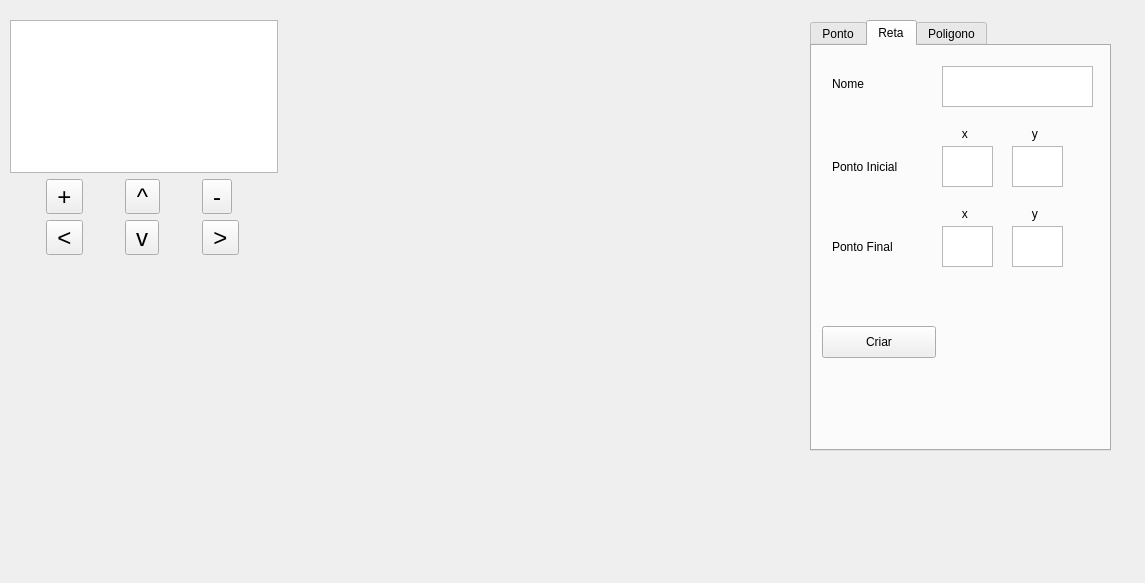
First picture: the form in mainWindow.ui, repository joaozeni/Trab1_CG_ClaudioJoao, before the edit.
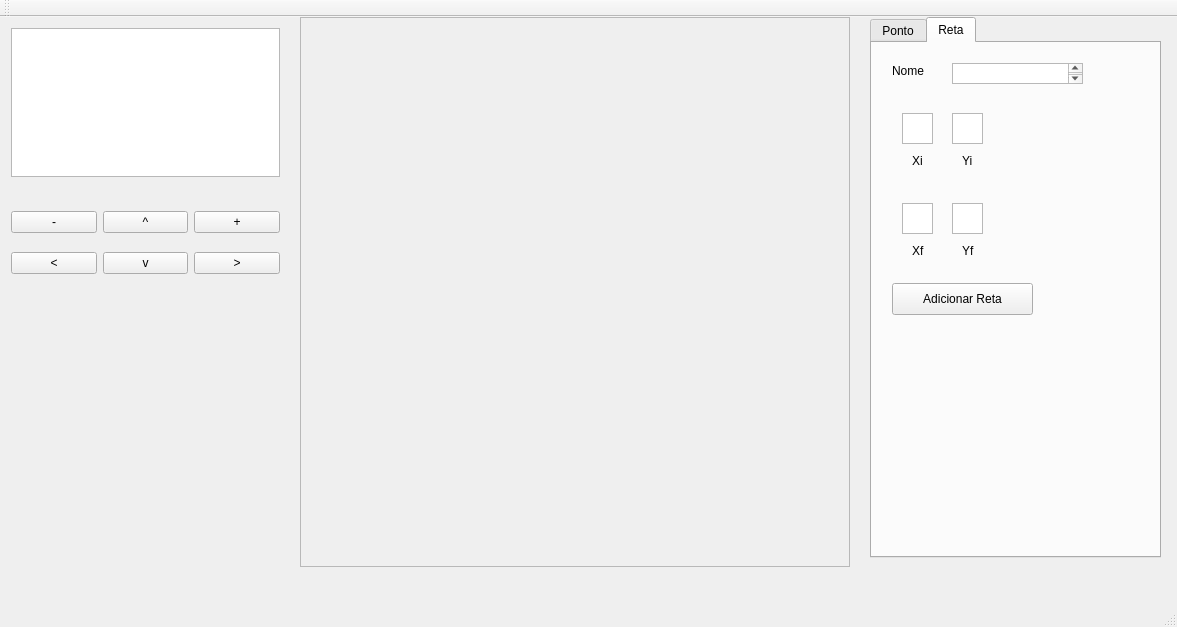
Second picture: the form after the edit. The open tabs and pages were chosen to show the change. Custom widgets are drawn as their Qt base class.

What changed in the file:
```diff
--- a/mainWindow.ui
+++ b/mainWindow.ui
@@ -6,214 +6,205 @@
    <rect>
     <x>0</x>
     <y>0</y>
-    <width>1145</width>
-    <height>583</height>
+    <width>1177</width>
+    <height>627</height>
    </rect>
   </property>
   <property name="windowTitle">
    <string>MainWindow</string>
   </property>
-  <widget class="QWidget" name="centralwidget">
-   <widget class="QWidget" name="horizontalLayoutWidget">
+  <widget class="QWidget" name="centralWidget">
+   <widget class="QWidget" name="verticalLayoutWidget">
     <property name="geometry">
      <rect>
-      <x>10</x>
-      <y>20</y>
-      <width>268</width>
-      <height>235</height>
+      <x>0</x>
+      <y>0</y>
+      <width>291</width>
+      <height>171</height>
      </rect>
     </property>
-    <layout class="QVBoxLayout" name="verticalLayout_3">
+    <layout class="QVBoxLayout" name="verticalLayout">
      <item>
-      <widget class="QListWidget" name="listWidget"/>
+      <widget class="QListView" name="objslist"/>
      </item>
-     <item>
-      <layout class="QGridLayout" name="gridLayout">
-       <item row="0" column="2">
-        <widget class="QToolButton" name="botaomenos">
-         <property name="font">
-          <font>
-           <pointsize>18</pointsize>
-          </font>
-         </property>
-         <property name="text">
-          <string>-</string>
-         </property>
-        </widget>
-       </item>
-       <item row="0" column="0">
-        <widget class="QToolButton" name="botaomais">
-         <property name="font">
-          <font>
-           <pointsize>18</pointsize>
-          </font>
-         </property>
-         <property name="text">
-          <string>+</string>
-         </property>
-        </widget>
-       </item>
-       <item row="1" column="0">
-        <widget class="QToolButton" name="botaoladoe">
-         <property name="font">
-          <font>
-           <pointsize>18</pointsize>
-          </font>
-         </property>
-         <property name="text">
-          <string>&lt;</string>
-         </property>
-        </widget>
-       </item>
-       <item row="1" column="2">
-        <widget class="QToolButton" name="botaoladod">
-         <property name="font">
-          <font>
-           <pointsize>18</pointsize>
-          </font>
-         </property>
-         <property name="text">
-          <string>&gt;</string>
-         </property>
-        </widget>
-       </item>
-       <item row="0" column="1">
-        <widget class="QToolButton" name="botaocima">
-         <property name="font">
-          <font>
-           <pointsize>18</pointsize>
-          </font>
-         </property>
-         <property name="text">
-          <string>^</string>
-         </property>
-        </widget>
-       </item>
-       <item row="1" column="1">
-        <widget class="QToolButton" name="botaobaixo">
-         <property name="font">
-          <font>
-           <pointsize>18</pointsize>
-          </font>
-         </property>
-         <property name="text">
-          <string>v</string>
-         </property>
-        </widget>
-       </item>
-      </layout>
+    </layout>
+   </widget>
+   <widget class="QWidget" name="gridLayoutWidget">
+    <property name="geometry">
+     <rect>
+      <x>0</x>
+      <y>170</y>
+      <width>291</width>
+      <height>111</height>
+     </rect>
+    </property>
+    <layout class="QGridLayout" name="gridLayout_3">
+     <item row="0" column="0">
+      <widget class="QPushButton" name="buttonminus">
+       <property name="text">
+        <string>-</string>
+       </property>
+      </widget>
      </item>
+     <item row="0" column="1">
+      <widget class="QPushButton" name="buttonup">
+       <property name="text">
+        <string>^</string>
+       </property>
+      </widget>
+     </item>
+     <item row="1" column="1">
+      <widget class="QPushButton" name="buttondown">
+       <property name="text">
+        <string>v</string>
+       </property>
+      </widget>
+     </item>
+     <item row="1" column="0">
+      <widget class="QPushButton" name="buttonleft">
+       <property name="text">
+        <string>&lt;</string>
+       </property>
+      </widget>
+     </item>
+     <item row="0" column="2">
+      <widget class="QPushButton" name="buttonplus">
+       <property name="text">
+        <string>+</string>
+       </property>
+      </widget>
+     </item>
+     <item row="1" column="2">
+      <widget class="QPushButton" name="buttonright">
+       <property name="text">
+        <string>&gt;</string>
+       </property>
+      </widget>
+     </item>
     </layout>
    </widget>
+   <widget class="QFrame" name="frame">
+    <property name="geometry">
+     <rect>
+      <x>300</x>
+      <y>0</y>
+      <width>550</width>
+      <height>550</height>
+     </rect>
+    </property>
+    <property name="frameShape">
+     <enum>QFrame::StyledPanel</enum>
+    </property>
+    <property name="frameShadow">
+     <enum>QFrame::Raised</enum>
+    </property>
+    <widget class="Qviewport" name="canvas" native="true">
+     <property name="geometry">
+      <rect>
+       <x>0</x>
+       <y>0</y>
+       <width>550</width>
+       <height>550</height>
+      </rect>
+     </property>
+    </widget>
+   </widget>
    <widget class="QTabWidget" name="tabWidget">
     <property name="geometry">
      <rect>
-      <x>810</x>
-      <y>20</y>
-      <width>301</width>
-      <height>431</height>
+      <x>870</x>
+      <y>0</y>
+      <width>291</width>
+      <height>541</height>
      </rect>
     </property>
     <property name="currentIndex">
-     <number>0</number>
+     <number>1</number>
     </property>
-    <widget class="QWidget" name="ponto">
+    <widget class="QWidget" name="Ponto">
      <attribute name="title">
       <string>Ponto</string>
      </attribute>
-     <widget class="QTextEdit" name="pointx">
-      <property name="geometry">
-       <rect>
-        <x>100</x>
-        <y>110</y>
-        <width>51</width>
-        <height>41</height>
-       </rect>
-      </property>
-     </widget>
      <widget class="QLabel" name="label">
       <property name="geometry">
        <rect>
-        <x>100</x>
-        <y>90</y>
-        <width>62</width>
+        <x>20</x>
+        <y>20</y>
+        <width>59</width>
         <height>16</height>
        </rect>
       </property>
       <property name="text">
-       <string>      x</string>
+       <string>Nome</string>
+      </property>
+     </widget>
+     <widget class="QPlainTextEdit" name="namepoint">
+      <property name="geometry">
+       <rect>
+        <x>80</x>
+        <y>20</y>
+        <width>131</width>
+        <height>21</height>
+       </rect>
+      </property>
+     </widget>
+     <widget class="QPlainTextEdit" name="xpoint">
+      <property name="geometry">
+       <rect>
+        <x>30</x>
+        <y>90</y>
+        <width>31</width>
+        <height>31</height>
+       </rect>
       </property>
      </widget>
      <widget class="QLabel" name="label_2">
       <property name="geometry">
        <rect>
-        <x>10</x>
-        <y>120</y>
-        <width>62</width>
+        <x>40</x>
+        <y>130</y>
+        <width>16</width>
         <height>16</height>
        </rect>
       </property>
       <property name="text">
-       <string>Ponto</string>
+       <string>X</string>
       </property>
      </widget>
-     <widget class="QTextEdit" name="pointy">
+     <widget class="QPlainTextEdit" name="ypoint">
       <property name="geometry">
        <rect>
-        <x>180</x>
-        <y>110</y>
-        <width>51</width>
-        <height>41</height>
+        <x>80</x>
+        <y>90</y>
+        <width>31</width>
+        <height>31</height>
        </rect>
       </property>
      </widget>
      <widget class="QLabel" name="label_3">
       <property name="geometry">
        <rect>
-        <x>180</x>
-        <y>90</y>
-        <width>51</width>
-        <height>20</height>
+        <x>90</x>
+        <y>130</y>
+        <width>16</width>
+        <height>16</height>
        </rect>
       </property>
       <property name="text">
-       <string>      y</string>
+       <string>Y</string>
       </property>
      </widget>
      <widget class="QPushButton" name="createpoint">
       <property name="geometry">
        <rect>
         <x>10</x>
-        <y>250</y>
-        <width>114</width>
+        <y>180</y>
+        <width>141</width>
         <height>32</height>
        </rect>
       </property>
       <property name="text">
-       <string>Criar</string>
-      </property>
-     </widget>
-     <widget class="QLabel" name="label_11">
-      <property name="geometry">
-       <rect>
-        <x>10</x>
-        <y>30</y>
-        <width>62</width>
-        <height>16</height>
-       </rect>
-      </property>
-      <property name="text">
-       <string>Nome</string>
-      </property>
-     </widget>
-     <widget class="QTextEdit" name="namepoint">
-      <property name="geometry">
-       <rect>
-        <x>100</x>
-        <y>20</y>
-        <width>151</width>
-        <height>41</height>
-       </rect>
+       <string>Adicionar Ponto</string>
       </property>
      </widget>
     </widget>
@@ -221,206 +212,164 @@
      <attribute name="title">
       <string>Reta</string>
      </attribute>
-     <widget class="QTextEdit" name="pointix">
-      <property name="geometry">
-       <rect>
-        <x>130</x>
-        <y>100</y>
-        <width>51</width>
-        <height>41</height>
-       </rect>
-      </property>
-     </widget>
-     <widget class="QLabel" name="label_4">
-      <property name="geometry">
-       <rect>
-        <x>130</x>
-        <y>80</y>
-        <width>62</width>
-        <height>16</height>
-       </rect>
-      </property>
-      <property name="text">
-       <string>      x</string>
-      </property>
-     </widget>
-     <widget class="QLabel" name="label_5">
-      <property name="geometry">
-       <rect>
-        <x>20</x>
-        <y>110</y>
-        <width>91</width>
-        <height>21</height>
-       </rect>
-      </property>
-      <property name="text">
-       <string>Ponto Inicial</string>
-      </property>
-     </widget>
-     <widget class="QTextEdit" name="pointiy">
-      <property name="geometry">
-       <rect>
-        <x>200</x>
-        <y>100</y>
-        <width>51</width>
-        <height>41</height>
-       </rect>
-      </property>
-     </widget>
      <widget class="QLabel" name="label_7">
       <property name="geometry">
        <rect>
         <x>20</x>
-        <y>190</y>
-        <width>91</width>
-        <height>21</height>
+        <y>20</y>
+        <width>59</width>
+        <height>16</height>
        </rect>
       </property>
       <property name="text">
-       <string>Ponto Final</string>
+       <string>Nome</string>
+      </property>
+     </widget>
+     <widget class="QPlainTextEdit" name="nameline">
+      <property name="geometry">
+       <rect>
+        <x>80</x>
+        <y>20</y>
+        <width>131</width>
+        <height>21</height>
+       </rect>
+      </property>
+     </widget>
+     <widget class="QPlainTextEdit" name="yiline">
+      <property name="geometry">
+       <rect>
+        <x>80</x>
+        <y>70</y>
+        <width>31</width>
+        <height>31</height>
+       </rect>
       </property>
      </widget>
      <widget class="QLabel" name="label_8">
       <property name="geometry">
        <rect>
-        <x>130</x>
-        <y>160</y>
-        <width>62</width>
+        <x>40</x>
+        <y>110</y>
+        <width>16</width>
         <height>16</height>
        </rect>
       </property>
       <property name="text">
-       <string>      x</string>
+       <string>Xi</string>
       </property>
      </widget>
-     <widget class="QTextEdit" name="pointfx">
+     <widget class="QPlainTextEdit" name="xiline">
       <property name="geometry">
        <rect>
-        <x>130</x>
-        <y>180</y>
-        <width>51</width>
-        <height>41</height>
+        <x>30</x>
+        <y>70</y>
+        <width>31</width>
+        <height>31</height>
        </rect>
       </property>
      </widget>
-     <widget class="QTextEdit" name="pointfy">
-      <property name="geometry">
-       <rect>
-        <x>200</x>
-        <y>180</y>
-        <width>51</width>
-        <height>41</height>
-       </rect>
-      </property>
-     </widget>
-     <widget class="QPushButton" name="createline">
-      <property name="geometry">
-       <rect>
-        <x>10</x>
-        <y>280</y>
-        <width>114</width>
-        <height>32</height>
-       </rect>
-      </property>
-      <property name="text">
-       <string>Criar</string>
-      </property>
-     </widget>
-     <widget class="QLabel" name="label_10">
-      <property name="geometry">
-       <rect>
-        <x>20</x>
-        <y>30</y>
-        <width>62</width>
-        <height>16</height>
-       </rect>
-      </property>
-      <property name="text">
-       <string>Nome</string>
-      </property>
-     </widget>
-     <widget class="QTextEdit" name="nameline">
-      <property name="geometry">
-       <rect>
-        <x>130</x>
-        <y>20</y>
-        <width>151</width>
-        <height>41</height>
-       </rect>
-      </property>
-     </widget>
-     <widget class="QLabel" name="label_6">
-      <property name="geometry">
-       <rect>
-        <x>200</x>
-        <y>80</y>
-        <width>62</width>
-        <height>16</height>
-       </rect>
-      </property>
-      <property name="text">
-       <string>      y</string>
-      </property>
-     </widget>
      <widget class="QLabel" name="label_9">
       <property name="geometry">
        <rect>
-        <x>200</x>
+        <x>90</x>
+        <y>110</y>
+        <width>16</width>
+        <height>16</height>
+       </rect>
+      </property>
+      <property name="text">
+       <string>Yi</string>
+      </property>
+     </widget>
+     <widget class="QPlainTextEdit" name="yfline">
+      <property name="geometry">
+       <rect>
+        <x>80</x>
         <y>160</y>
-        <width>62</width>
+        <width>31</width>
+        <height>31</height>
+       </rect>
+      </property>
+     </widget>
+     <widget class="QLabel" name="label_10">
+      <property name="geometry">
+       <rect>
+        <x>40</x>
+        <y>200</y>
+        <width>16</width>
         <height>16</height>
        </rect>
       </property>
       <property name="text">
-       <string>      y</string>
+       <string>Xf</string>
       </property>
      </widget>
+     <widget class="QPlainTextEdit" name="xfline">
+      <property name="geometry">
+       <rect>
+        <x>30</x>
+        <y>160</y>
+        <width>31</width>
+        <height>31</height>
+       </rect>
+      </property>
+     </widget>
+     <widget class="QLabel" name="label_11">
+      <property name="geometry">
+       <rect>
+        <x>90</x>
+        <y>200</y>
+        <width>16</width>
+        <height>16</height>
+       </rect>
+      </property>
+      <property name="text">
+       <string>Yf</string>
+      </property>
+     </widget>
+     <widget class="QPushButton" name="createline">
+      <property name="geometry">
+       <rect>
+        <x>20</x>
+        <y>240</y>
+        <width>141</width>
+        <height>32</height>
+       </rect>
+      </property>
+      <property name="text">
+       <string>Adicionar Reta</string>
+      </property>
+     </widget>
     </widget>
-    <widget class="QWidget" name="Poligono">
-     <attribute name="title">
-      <string>Poligono</string>
-     </attribute>
-    </widget>
    </widget>
-   <widget class="QFrame" name="canvasframe">
-    <property name="enabled">
-     <bool>false</bool>
-    </property>
-    <property name="geometry">
-     <rect>
-      <x>290</x>
-      <y>20</y>
-      <width>500</width>
-      <height>500</height>
-     </rect>
-    </property>
-    <property name="frameShape">
-     <enum>QFrame::StyledPanel</enum>
-    </property>
-    <property name="frameShadow">
-     <enum>QFrame::Raised</enum>
-    </property>
-    <widget class="QViewport" name="canvas" native="true">
-     <property name="geometry">
-      <rect>
-       <x>0</x>
-       <y>0</y>
-       <width>500</width>
-       <height>500</height>
-      </rect>
-     </property>
-     <property name="autoFillBackground">
-      <bool>true</bool>
-     </property>
-    </widget>
-   </widget>
   </widget>
+  <widget class="QMenuBar" name="menuBar">
+   <property name="geometry">
+    <rect>
+     <x>0</x>
+     <y>0</y>
+     <width>1177</width>
+     <height>22</height>
+    </rect>
+   </property>
+  </widget>
+  <widget class="QToolBar" name="mainToolBar">
+   <attribute name="toolBarArea">
+    <enum>TopToolBarArea</enum>
+   </attribute>
+   <attribute name="toolBarBreak">
+    <bool>false</bool>
+   </attribute>
+  </widget>
+  <widget class="QStatusBar" name="statusBar"/>
  </widget>
+ <layoutdefault spacing="6" margin="11"/>
  <customwidgets>
   <customwidget>
-   <class>QViewport</class>
+   <class>Qviewport</class>
    <extends>QWidget</extends>
-   <header>qviewport.h</header>
+   <header location="global">qviewport.h</header>
+   <container>1</container>
   </customwidget>
  </customwidgets>
  <resources/>
```
